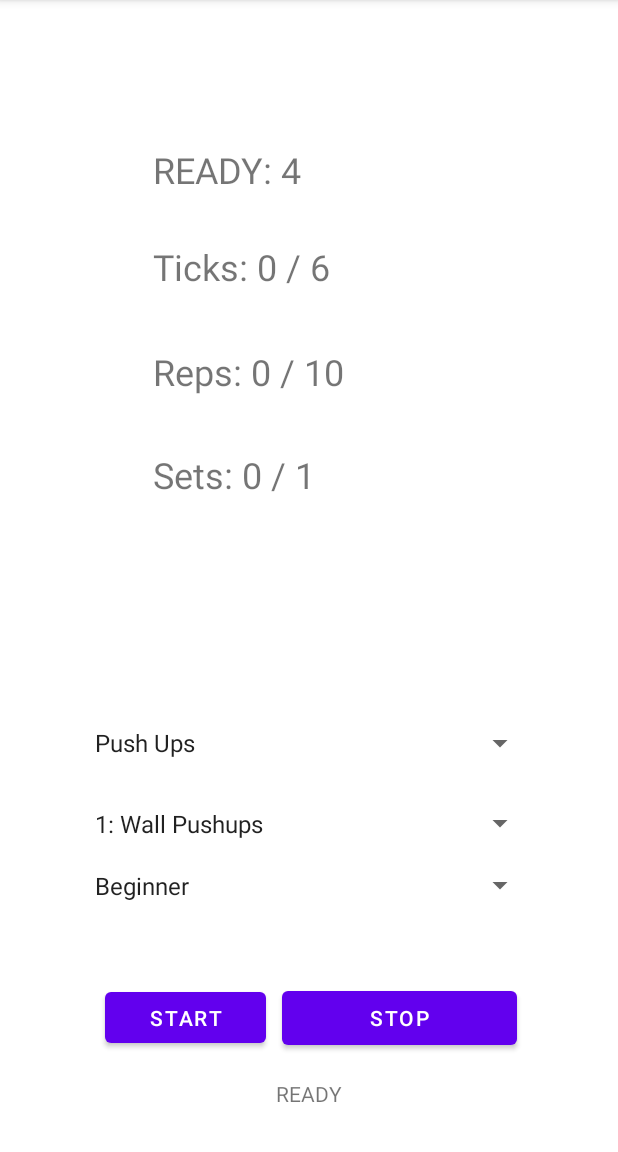
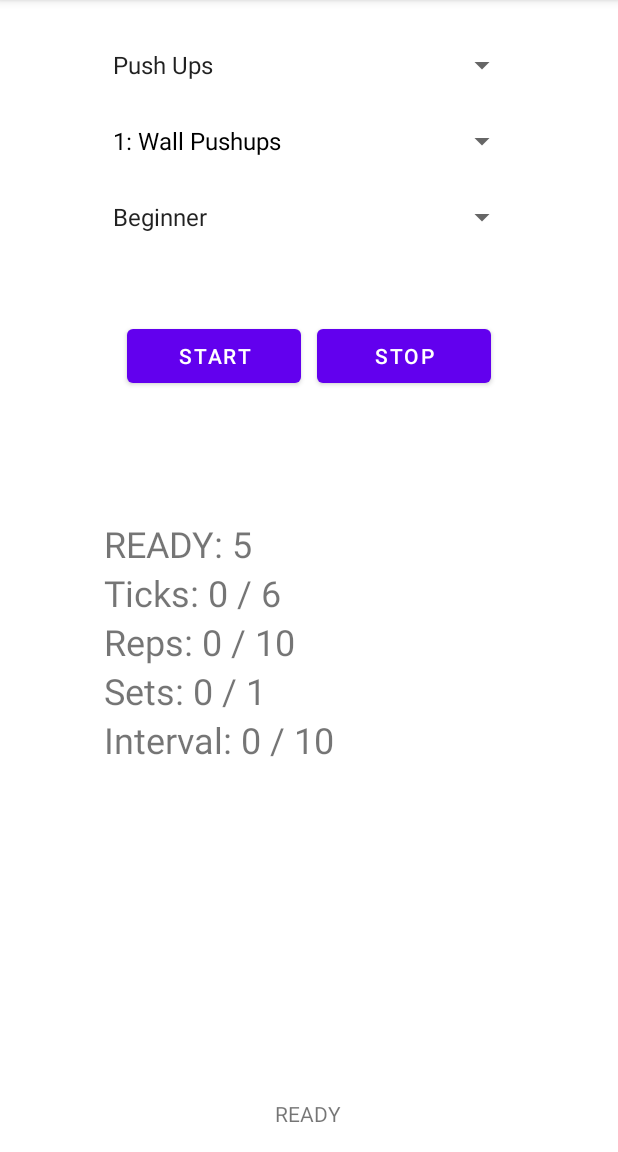
Before and after one commit to atarukodaka/CCManager, an Android app: the screen it shows after launch (MainActivity), after a tap on "START", on a phone screen of 412 x 824 dp, the part 84-1236 px from its top. Run offline under Robolectric (Android 15) with nearby library versions, the phone set to English and light mode, and no system bars.

Commit message:
finish dialog

```diff
--- /dev/null
+++ b/app/src/main/java/com/example/ccmanager/FinishedDialog.kt
@@ -0,0 +1,30 @@
+package com.example.ccmanager
+
+import android.app.AlertDialog
+import android.app.Dialog
+import android.content.DialogInterface
+import android.os.Bundle
+import android.util.Log
+import androidx.fragment.app.DialogFragment
+
+class FinishedDialog : DialogFragment() {
+    override fun onCreateDialog(savedInstanceState: Bundle?): Dialog {
+        val msg: String? = getArguments()?.getString("message")
+        Log.d("finished dialog", "${msg}")
+        return activity?.let {
+            // Use the Builder class for convenient dialog construction
+            val builder = AlertDialog.Builder(it)
+            builder.setMessage("Message: ${msg}")
+                    .setPositiveButton("OK",
+                            DialogInterface.OnClickListener { dialog, id ->
+                                // FIRE ZE MISSILES!
+                            })
+                    .setNegativeButton("CANCEL",
+                            DialogInterface.OnClickListener { dialog, id ->
+                                // User cancelled the dialog
+                            })
+            // Create the AlertDialog object and return it
+            builder.create()
+        } ?: throw IllegalStateException("Activity cannot be null")
+    }
+}
--- a/app/src/main/java/com/example/ccmanager/MainActivity.kt
+++ b/app/src/main/java/com/example/ccmanager/MainActivity.kt
@@ -1,8 +1,8 @@
 package com.example.ccmanager
+
 
 import android.media.AudioAttributes
 import android.media.SoundPool
-import android.media.ToneGenerator
 import android.os.Build
 import android.os.Bundle
 import android.os.CountDownTimer
@@ -14,17 +14,15 @@ import android.widget.ArrayAdapter
 import androidx.annotation.RequiresApi
 import androidx.appcompat.app.AppCompatActivity
 import kotlinx.android.synthetic.main.activity_main.*
+import java.util.*
+import kotlin.math.round
 
+////////////////////////////////////////////////////////////////////////////////
 class MainActivity : AppCompatActivity(), TextToSpeech.OnInitListener {
     enum class Status { NOT_STARTED, READY, RUNNING, PAUSE, INTERVAL, DONE}
 
     // Timers
     lateinit var timer: CountDownTimer
-
-    // Sounds
-    lateinit var soundPool: SoundPool
-    var beepHigh: Int = 0
-    var beepLow: Int = 0
 
     // Counters
     var iTick: Int = 0
@@ -39,14 +37,26 @@ class MainActivity : AppCompatActivity(), TextToSpeech.OnInitListener {
     var iMaxReadies: Int = 6
     var status: Status = Status.NOT_STARTED
 
-    // max counters by event/step/grade
+    // Beep, Speech
+    lateinit var soundPool: SoundPool
+    private var textToSpeech: TextToSpeech? = null
+    //private var tg = ToneGenerator(android.media.AudioManager.STREAM_DTMF, ToneGenerator.MAX_VOLUME)
+    var beepHigh: Int = 0
+    var beepLow: Int = 0
 
-    // Beep, Speech
-    private var textToSpeech: TextToSpeech? = null
-    private var tg = ToneGenerator(android.media.AudioManager.STREAM_DTMF, ToneGenerator.MAX_VOLUME)
-
-    override fun onInit(st: Int) {
-        Log.d("init", "texttospeach status: ${st}")
+    override fun onInit(stat: Int) {
+        if (stat == TextToSpeech.SUCCESS) {
+            textToSpeech?.let { tts ->
+                val locale = Locale.US
+                if (tts.isLanguageAvailable(locale) > TextToSpeech.LANG_AVAILABLE) {
+                    tts.language = locale
+                } else {
+                    Log.d("tts", "set language failed")
+                }
+            }
+        } else {
+            Log.d("tts", "tts init failed")
+        }
     }
 
     @RequiresApi(Build.VERSION_CODES.LOLLIPOP)
@@ -54,32 +64,28 @@ class MainActivity : AppCompatActivity(), TextToSpeech.OnInitListener {
         super.onCreate(savedInstanceState)// TODO： initialize for Text To Speech
         setContentView(R.layout.activity_main)
 
+        // sound
         textToSpeech = TextToSpeech(this, this)
         val audioAttributes = AudioAttributes.Builder()
                 .setUsage(AudioAttributes.USAGE_GAME)
                 .setContentType(AudioAttributes.CONTENT_TYPE_SPEECH)
                 .build()
-
         soundPool = SoundPool.Builder().setAudioAttributes(audioAttributes).setMaxStreams(2).build()
         beepHigh = soundPool.load(this, R.raw.beep_high, 1)
         beepLow =  soundPool.load(this, R.raw.beep_low, 1)
 
         //var pu_adaptor = ArrayAdapter.createFromResource(this, R.array.pu_steps, android.R.layout.simple_spinner_item )
-        var step_adaptors = arrayOf (
-                ArrayAdapter.createFromResource(this, R.array.ps_steps, android.R.layout.simple_spinner_item ),
-                ArrayAdapter.createFromResource(this, R.array.sq_steps, android.R.layout.simple_spinner_item ),
-                ArrayAdapter.createFromResource(this, R.array.pl_steps, android.R.layout.simple_spinner_item ),
-                ArrayAdapter.createFromResource(this, R.array.pl_steps, android.R.layout.simple_spinner_item ),
-                ArrayAdapter.createFromResource(this, R.array.pl_steps, android.R.layout.simple_spinner_item ),
-                ArrayAdapter.createFromResource(this, R.array.pl_steps, android.R.layout.simple_spinner_item )
+        val step_adaptors = arrayOf (
+                ArrayAdapter.createFromResource(this, R.array.ps_steps, android.R.layout.simple_spinner_dropdown_item ),
+                ArrayAdapter.createFromResource(this, R.array.sq_steps, android.R.layout.simple_spinner_dropdown_item ),
+                ArrayAdapter.createFromResource(this, R.array.pl_steps, android.R.layout.simple_spinner_dropdown_item ),
+                ArrayAdapter.createFromResource(this, R.array.lr_steps, android.R.layout.simple_spinner_dropdown_item ),
+                ArrayAdapter.createFromResource(this, R.array.br_steps, android.R.layout.simple_spinner_dropdown_item ),
+                ArrayAdapter.createFromResource(this, R.array.hs_steps, android.R.layout.simple_spinner_dropdown_item )
         )
-
 
         spinnerEvents.onItemSelectedListener = object : AdapterView.OnItemSelectedListener {
             override fun onItemSelected(parent: AdapterView<*>?, view: View?, position: Int, id: Long) {
-                //val spinnerParent = parent as Spinner
-                //val item = spinnerParent.selectedItem as String
-
                 spinnerSteps.setAdapter(step_adaptors[spinnerEvents.selectedItemPosition])
                 Log.d("snipperevent", "pos: ${spinnerEvents.selectedItemPosition}")
                 updateMaxCounters()
@@ -89,19 +95,17 @@ class MainActivity : AppCompatActivity(), TextToSpeech.OnInitListener {
         }
         spinnerSteps.onItemSelectedListener = object : AdapterView.OnItemSelectedListener {
             override fun onItemSelected(parent: AdapterView<*>?, view: View?, position: Int, id: Long) {
-
                 updateMaxCounters()
                 updateUI()
             }
-
-            override fun onNothingSelected(parent: AdapterView<*>?) {            }
+            override fun onNothingSelected(parent: AdapterView<*>?) {  }
         }
         spinnerGrades.onItemSelectedListener = object : AdapterView.OnItemSelectedListener {
             override fun onItemSelected(parent: AdapterView<*>?, view: View?, position: Int, id: Long) {
                 updateMaxCounters()
                 updateUI()
             }
-            override fun onNothingSelected(parent: AdapterView<*>?) {          }
+            override fun onNothingSelected(parent: AdapterView<*>?) {  }
         }
     }
 
@@ -118,38 +122,37 @@ class MainActivity : AppCompatActivity(), TextToSpeech.OnInitListener {
 
     public fun buttonStart(view: View) {
         btnStart.isClickable = false
-        initCounters()
-        startReadyTimer()
+        iTick = 0
+        iRep = 0
+        iSet = 0
+        iInterval = 0
+        timer = startReadyTimer()
     }
     public fun buttonStop(view: View) {
         btnStart.isClickable = true
         stopTimer()
+        //finishExercise()
     }
-    fun initCounters() {
-        iTick = 0
-        iRep = 0
-        iSet = 0
-        iReady = 0
-        iInterval = 0
-    }
+
     /////////////////////////////////////////////////////////////////
     // timers
     fun startReadyTimer() : CountDownTimer {
         status = Status.READY
         iReady = 0
+        //iSec = 0
 
         return object: CountDownTimer(6000L, 1000L) {
             override fun onTick(millisUntilFinished: Long) {
-                val sec: Int = (millisUntilFinished / 1000).toInt()
-                Log.d("ReadyTimer", "[${status.toString()}] millis: ${millisUntilFinished}, sec: ${sec}, ready: ${iReady}")
-                if (iReady >= iMaxReadies - 1) {
-                    status = Status.RUNNING
-                    iReady = 0
-                    speech("start")
+                // val sec: Int = round(millisUntilFinished / 1000F).toInt()
+                iReady += 1
+                Log.d("ReadyTimer", "ready: ${iReady}")
+                //Log.d("ReadyTimer", "[${status.toString()}] millis: ${millisUntilFinished}, sec: ${iSec}, ready: ${iReady}")
+
+                if (iReady == 1){
+                    beep(true)
+                    speakText("ready")
+                } else {
                     beep(false)
-                } else {
-                    iReady += 1
-                    beep(if (iReady == 1) true else false)
                 }
                 updateUI()
             }
@@ -163,16 +166,20 @@ class MainActivity : AppCompatActivity(), TextToSpeech.OnInitListener {
         status = Status.RUNNING
         iRep = 0
         iSet += 1
+        iTick = 0
 
         return object: CountDownTimer((iMaxReps * 6 * 1000).toLong(), 1000) {
             override fun onTick(millisUntilFinished: Long){
-                val sec: Int = (millisUntilFinished / 1000).toInt()
-                Log.d("MainTimer", "[${status.toString()}] millis: ${millisUntilFinished}, sec: ${sec}, ready: ${iReady}, tick: ${iTick}")
+                //val sec: Int = round(millisUntilFinished / 1000F).toInt()
+                //iTick = 6 - sec % 6
+                //Log.d("MainTimer", "[${status.toString()}] millis: ${millisUntilFinished}, sec: ${sec}, tick: ${iTick}")
+                iTick += 1
+                if (iTick > 6) { iTick = 1 }
+                Log.d("WorkoutTimer", "tick: ${iTick}")
 
-                iTick = 6 - sec % 6
-                if (iTick == 1) {
+                 if (iTick == 1) {
                     iRep += 1
-                    speech(iRep.toString())
+                    speakText(iRep.toString())
                     beep(true)
                 } else if (iTick == 4) {
                     beep(true)
@@ -183,10 +190,12 @@ class MainActivity : AppCompatActivity(), TextToSpeech.OnInitListener {
             }
             override fun onFinish() {
                 if (iSet == iMaxSets){
-                    status = Status.DONE
+                    speakText("well done ! you have done ${spinnerGrades.selectedItem.toString()}")
+                    finishExercise()
                     btnStart.isClickable = true
                 } else {
                     //status = Status.INTERVAL
+                    speakText("interval of ${iMaxIntervals} seconds.")
                     timer = startIntervalTimer()
                 }
                 updateUI()
@@ -206,31 +215,33 @@ class MainActivity : AppCompatActivity(), TextToSpeech.OnInitListener {
                 updateUI()
             }
             override fun onFinish() {
-                //iInterval = 0
                 timer = startReadyTimer()
-                //status = Status.READY
-
                 updateUI()
             }
         }.start()
     }
     /////////////////////////////////////
-    fun startTimer() {
-        if (::timer.isInitialized){
-            timer.cancel()
-        }
 
-        status = Status.READY
-        initCounters()
-        timer = startReadyTimer()
-        btnStart.isClickable = false
-    }
     fun stopTimer(){
-        initCounters()
-        timer.cancel()
+        if (::timer.isInitialized) { timer.cancel()  }
         btnStart.isClickable = true
         status = Status.NOT_STARTED
         updateUI()
+    }
+    fun finishExercise() {
+        status = Status.DONE
+        val event = spinnerEvents.selectedItem.toString()
+        val step = spinnerSteps.selectedItem.toString()
+        val grade = spinnerGrades.selectedItem.toString()
+
+        val msg = "Completed ${event} / ${step} / ${grade}"
+        val args = Bundle()
+        args.putString("message", msg)
+
+        Log.d("finish", msg)
+        val dialog = FinishedDialog()
+        dialog.setArguments(args)
+        dialog.show(supportFragmentManager, "NoticeDialog")
     }
     fun updateUI() {
         textTicks.text = "Ticks: ${iTick} / 6"
@@ -244,7 +255,7 @@ class MainActivity : AppCompatActivity(), TextToSpeech.OnInitListener {
         } else if (status == Status.INTERVAL) {
             textMessage.text = "INTERVAL: ${iInterval} / ${iMaxIntervals}"
         } else if (status == Status.READY ){
-            textMessage.text = "READY: ${iMaxReadies - iReady}"
+            textMessage.text = "READY: ${iMaxReadies - iReady + 1}"
         } else {
             textMessage.text = "START!"
         }
@@ -257,12 +268,16 @@ class MainActivity : AppCompatActivity(), TextToSpeech.OnInitListener {
         var tone = if (high) { beepHigh } else { beepLow }
         soundPool.play(tone, 1.0f, 1.0f, 0, 0, 1.0f)
     }
-    fun speech(text: String){
+    @RequiresApi(Build.VERSION_CODES.LOLLIPOP)
+    fun speakText(text: String){
         textToSpeech?.speak(text, TextToSpeech.QUEUE_FLUSH, null, "utteranceId")
     }
 
 }
 //////////////////////////////////////////////////////////////////////
+
+
+//////////////////////////////
 class MaxSetsRepsDataset {
     val max_sets_reps = arrayOf(
             // Push Ups
@@ -270,12 +285,12 @@ class MaxSetsRepsDataset {
                     arrayOf(arrayOf(1, 10), arrayOf(2, 25), arrayOf(3, 50)),
                     arrayOf(arrayOf(1, 10), arrayOf(2, 20), arrayOf(3, 40)),
                     arrayOf(arrayOf(1, 10), arrayOf(2, 15), arrayOf(3, 30)),
-                    arrayOf(arrayOf(1, 10), arrayOf(2, 20), arrayOf(3, 40)),
-                    arrayOf(arrayOf(1, 10), arrayOf(2, 20), arrayOf(3, 40)),
-                    arrayOf(arrayOf(1, 10), arrayOf(2, 20), arrayOf(3, 40)),
-                    arrayOf(arrayOf(1, 10), arrayOf(2, 20), arrayOf(3, 40)),
-                    arrayOf(arrayOf(1, 10), arrayOf(2, 20), arrayOf(3, 40)),
-                    arrayOf(arrayOf(1, 10), arrayOf(2, 20), arrayOf(3, 40)),
+                    arrayOf(arrayOf(1, 10), arrayOf(2, 20), arrayOf(2, 25)),
+                    arrayOf(arrayOf(1, 10), arrayOf(2, 20), arrayOf(2, 20)),
+                    arrayOf(arrayOf(1, 10), arrayOf(2, 20), arrayOf(2, 20)),
+                    arrayOf(arrayOf(1, 10), arrayOf(2, 20), arrayOf(2, 20)),
+                    arrayOf(arrayOf(1, 10), arrayOf(2, 20), arrayOf(2, 20)),
+                    arrayOf(arrayOf(1, 10), arrayOf(2, 20), arrayOf(2, 20)),
                     arrayOf(arrayOf(1, 5), arrayOf(2, 10), arrayOf(2, 20))
             ),
             arrayOf(
--- a/app/src/main/res/layout/activity_main.xml
+++ b/app/src/main/res/layout/activity_main.xml
@@ -4,24 +4,26 @@
     xmlns:tools="http://schemas.android.com/tools"
     android:layout_width="match_parent"
     android:layout_height="match_parent"
-    android:layout_margin="5dp"
-    tools:context=".MainActivity">
+    tools:context=".MainActivity"
+    tools:layout_editor_absoluteX="5dp"
+    tools:layout_editor_absoluteY="5dp">
 
     <LinearLayout
         android:id="@+id/linearLayout"
-        android:layout_width="285dp"
-        android:layout_height="70dp"
+        android:layout_width="253dp"
+        android:layout_height="64dp"
+        android:layout_marginTop="44dp"
         android:orientation="horizontal"
-        app:layout_constraintBottom_toTopOf="@+id/textStatus"
         app:layout_constraintEnd_toEndOf="parent"
-        app:layout_constraintHorizontal_bias="0.512"
-        app:layout_constraintStart_toStartOf="parent">
+        app:layout_constraintStart_toStartOf="parent"
+        app:layout_constraintTop_toBottomOf="@+id/linearLayout3">
 
         <Button
             android:id="@+id/btnStart"
-            android:layout_width="107dp"
-            android:layout_height="46dp"
+            android:layout_width="wrap_content"
+            android:layout_height="wrap_content"
             android:layout_margin="5dp"
+            android:layout_weight="1"
             android:onClick="buttonStart"
             android:text="@string/start" />
 
@@ -36,32 +38,21 @@
 
     </LinearLayout>
 
-    <TextView
-        android:id="@+id/textStatus"
-        android:layout_width="wrap_content"
-        android:layout_height="wrap_content"
-        android:layout_marginBottom="24dp"
-        android:text="TextView"
-        app:layout_constraintBottom_toBottomOf="parent"
-        app:layout_constraintEnd_toEndOf="parent"
-        app:layout_constraintStart_toStartOf="parent" />
-
     <LinearLayout
         android:id="@+id/linearLayout2"
-        android:layout_width="209dp"
-        android:layout_height="340dp"
+        android:layout_width="273dp"
+        android:layout_height="212dp"
         android:orientation="vertical"
-        app:layout_constraintBottom_toTopOf="@+id/linearLayout3"
+        app:layout_constraintBottom_toTopOf="@+id/textStatus"
         app:layout_constraintEnd_toEndOf="parent"
-        app:layout_constraintHorizontal_bias="0.502"
         app:layout_constraintStart_toStartOf="parent"
-        app:layout_constraintTop_toTopOf="parent">
+        app:layout_constraintTop_toBottomOf="@+id/linearLayout"
+        app:layout_constraintVertical_bias="0.297">
 
         <TextView
             android:id="@+id/textMessage"
             android:layout_width="match_parent"
             android:layout_height="wrap_content"
-            android:layout_marginTop="32dp"
             android:text="Message"
             android:textSize="24sp" />
 
@@ -69,8 +60,6 @@
             android:id="@+id/textTicks"
             android:layout_width="match_parent"
             android:layout_height="wrap_content"
-            android:layout_marginTop="32dp"
-            android:layout_marginBottom="37dp"
             android:text="Ticks"
             android:textSize="24sp" />
 
@@ -78,15 +67,13 @@
             android:id="@+id/textReps"
             android:layout_width="match_parent"
             android:layout_height="wrap_content"
-            android:layout_marginBottom="36dp"
             android:text="Reps"
             android:textSize="24sp" />
 
         <TextView
             android:id="@+id/textSets"
             android:layout_width="match_parent"
-            android:layout_height="50dp"
-            android:layout_marginBottom="40dp"
+            android:layout_height="wrap_content"
             android:text="Sets"
             android:textSize="24sp" />
 
@@ -94,21 +81,31 @@
             android:id="@+id/textInterval"
             android:layout_width="wrap_content"
             android:layout_height="wrap_content"
-            android:layout_marginBottom="56dp"
-            android:text="0"
+            android:text="Interval"
             android:textSize="24sp" />
 
     </LinearLayout>
 
+    <TextView
+        android:id="@+id/textStatus"
+        android:layout_width="wrap_content"
+        android:layout_height="wrap_content"
+        android:layout_marginBottom="16dp"
+        android:text="TextView"
+        app:layout_constraintBottom_toBottomOf="parent"
+        app:layout_constraintEnd_toEndOf="parent"
+        app:layout_constraintHorizontal_bias="0.498"
+        app:layout_constraintStart_toStartOf="parent" />
+
     <LinearLayout
         android:id="@+id/linearLayout3"
-        android:layout_width="302dp"
-        android:layout_height="145dp"
-        android:layout_marginBottom="40dp"
+        android:layout_width="278dp"
+        android:layout_height="140dp"
+        android:layout_marginTop="24dp"
         android:orientation="vertical"
-        app:layout_constraintBottom_toTopOf="@+id/linearLayout"
         app:layout_constraintEnd_toEndOf="parent"
-        app:layout_constraintStart_toStartOf="parent">
+        app:layout_constraintStart_toStartOf="parent"
+        app:layout_constraintTop_toTopOf="parent">
 
         <Spinner
             android:id="@+id/spinnerEvents"
@@ -120,15 +117,17 @@
         <Spinner
             android:id="@+id/spinnerSteps"
             android:layout_width="match_parent"
-            android:layout_height="6dp"
+            android:layout_height="wrap_content"
             android:layout_weight="1"
-            android:entries="@array/steps" />
+            android:entries="@array/ps_steps" />
 
         <Spinner
             android:id="@+id/spinnerGrades"
             android:layout_width="match_parent"
-            android:layout_height="38dp"
+            android:layout_height="wrap_content"
+            android:layout_weight="1"
             android:entries="@array/grades" />
+
     </LinearLayout>
 
 </androidx.constraintlayout.widget.ConstraintLayout>
--- a/app/src/main/res/values/arrays.xml
+++ b/app/src/main/res/values/arrays.xml
@@ -7,19 +7,6 @@
         <item>Leg Raises</item>
         <item>Bridges</item>
         <item>Headstand PUs</item>
-    </string-array>
-
-    <string-array name="steps">
-        <item>1</item>
-        <item>2</item>
-        <item>3</item>
-        <item>4</item>
-        <item>5</item>
-        <item>6</item>
-        <item>7</item>
-        <item>8</item>
-        <item>9</item>
-        <item>10</item>
     </string-array>
 
     <string-array name="ps_steps">
@@ -46,6 +33,42 @@
         <item>3: Jackknife Pullups</item>
     </string-array>
 
+    <string-array name="lr_steps">
+        <item>1: Wall Pushups</item>
+        <item>2: Incline Pushups</item>
+        <item>3: Kneeing Pushups</item>
+        <item>4: Half Pushups</item>
+        <item>5: Full Pushups</item>
+        <item>6: Close Pushups</item>
+        <item>7: Uneven Pushups</item>
+        <item>8: Half One-Arm Pushups</item>
+        <item>9: Assited One-Arm Pushups</item>
+        <item>10: One-Arm Pushups</item>
+    </string-array>
+    <string-array name="br_steps">
+        <item>1: Wall Pushups</item>
+        <item>2: Incline Pushups</item>
+        <item>3: Kneeing Pushups</item>
+        <item>4: Half Pushups</item>
+        <item>5: Full Pushups</item>
+        <item>6: Close Pushups</item>
+        <item>7: Uneven Pushups</item>
+        <item>8: Half One-Arm Pushups</item>
+        <item>9: Assited One-Arm Pushups</item>
+        <item>10: One-Arm Pushups</item>
+    </string-array>
+    <string-array name="hs_steps">
+        <item>1: Wall Pushups</item>
+        <item>2: Incline Pushups</item>
+        <item>3: Kneeing Pushups</item>
+        <item>4: Half Pushups</item>
+        <item>5: Full Pushups</item>
+        <item>6: Close Pushups</item>
+        <item>7: Uneven Pushups</item>
+        <item>8: Half One-Arm Pushups</item>
+        <item>9: Assited One-Arm Pushups</item>
+        <item>10: One-Arm Pushups</item>
+    </string-array>
     <string-array name="grades">
         <item>Beginner</item>
         <item>Intermidiate</item>
```
Also changed, not shown: 1 other file.
